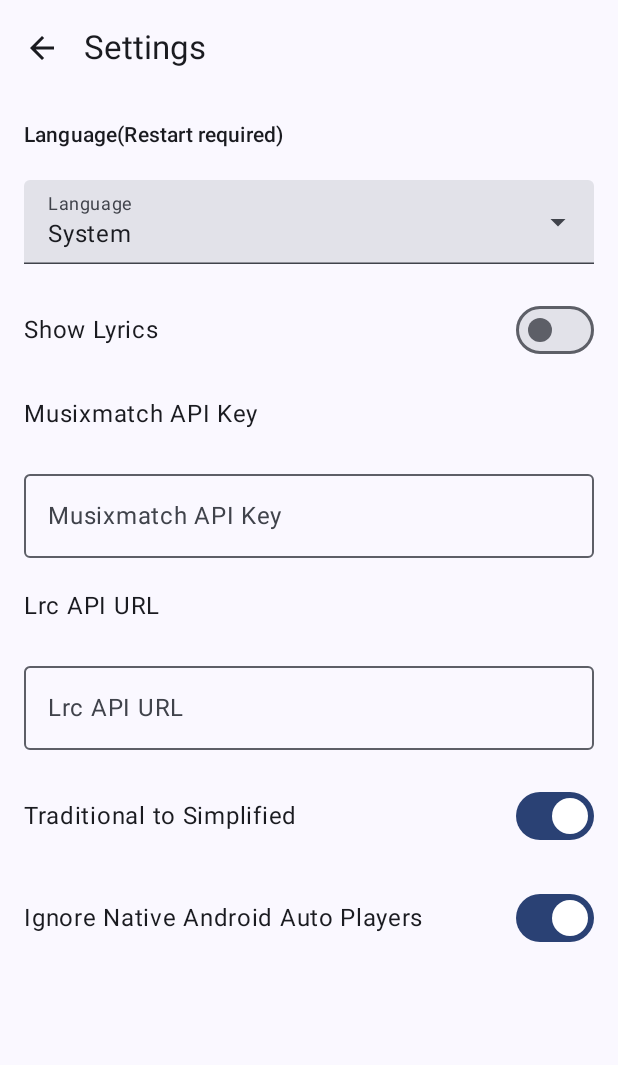
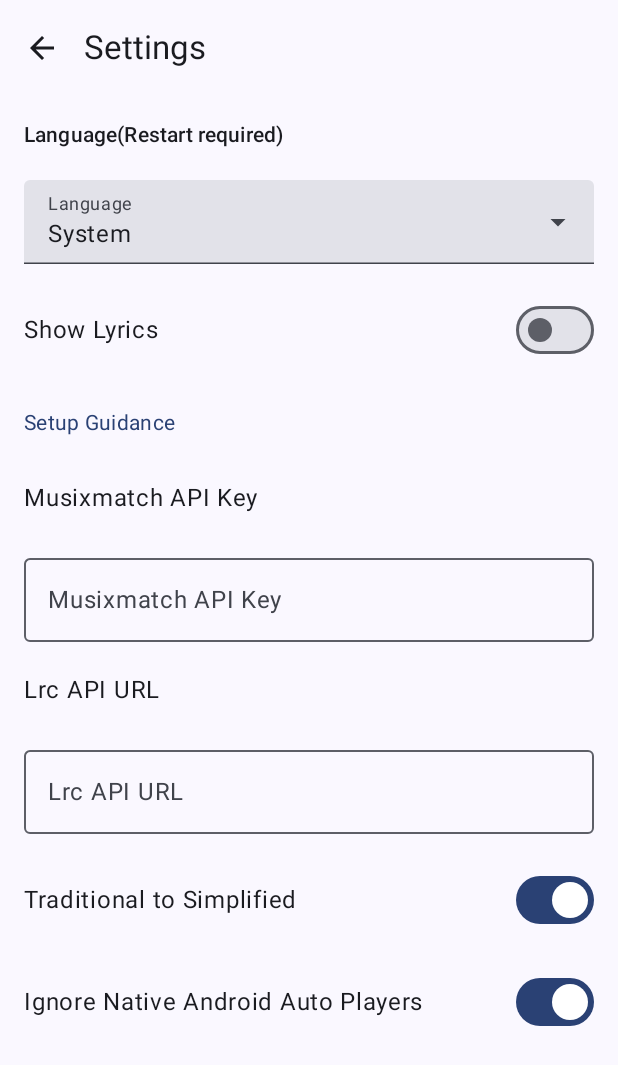
Before and after one commit to gululu1235/AAMediaMate, an Android app built with Jetpack Compose: the composable SettingsScreen shown on its own in the app's theme, on a phone screen of 412 x 824 dp. Shown: the top 1065 px of the screen. Run offline under Robolectric (Android 15) with nearby library versions, the phone set to English and light mode, and no system bars.

Commit message:
Prepare for publish

```diff
--- a/app/build.gradle.kts
+++ b/app/build.gradle.kts
@@ -15,7 +15,7 @@ android {
         minSdk = 29
         targetSdk = 35
         versionCode = 1
-        versionName = "0.7.1"
+        versionName = "0.8.0"
 
         testInstrumentationRunner = "androidx.test.runner.AndroidJUnitRunner"
     }
--- a/app/src/main/java/com/gululu/aamediamate/ui/SettingsScreen.kt
+++ b/app/src/main/java/com/gululu/aamediamate/ui/SettingsScreen.kt
@@ -3,7 +3,9 @@
 package com.gululu.aamediamate.ui
 
 import android.content.Intent
+import android.net.Uri
 import androidx.activity.compose.BackHandler
+import androidx.compose.foundation.clickable
 import androidx.compose.foundation.layout.*
 import androidx.compose.material.icons.Icons
 import androidx.compose.material.icons.automirrored.filled.ArrowBack
@@ -11,6 +13,7 @@ import androidx.compose.material3.*
 import androidx.compose.runtime.*
 import androidx.compose.ui.Alignment
 import androidx.compose.ui.Modifier
+import androidx.compose.ui.graphics.Color
 import androidx.compose.ui.platform.LocalContext
 import androidx.compose.ui.res.stringResource
 import androidx.compose.ui.text.input.VisualTransformation
@@ -121,6 +124,20 @@ fun SettingsScreen(onBack: () -> Unit) {
                 )
             }
 
+            // Setup Guidance Link
+            val setupGuidanceUrl = stringResource(id = R.string.setup_guidance_url)
+            Text(
+                text = stringResource(id = R.string.setup_guidance),
+                color = MaterialTheme.colorScheme.primary,
+                style = MaterialTheme.typography.bodyMedium,
+                modifier = Modifier
+                    .clickable {
+                        val intent = Intent(Intent.ACTION_VIEW, Uri.parse(setupGuidanceUrl))
+                        context.startActivity(intent)
+                    }
+                    .padding(vertical = 8.dp)
+            )
+
             if (showLyricsConfirmationDialog) {
                 AlertDialog(
                     onDismissRequest = { showLyricsConfirmationDialog = false },
--- a/app/src/main/res/values/strings.xml
+++ b/app/src/main/res/values/strings.xml
@@ -66,4 +66,8 @@
     <string name="no_bridged_apps">No apps have been bridged yet</string>
     <string name="lyrics_enabled">Lyrics enabled</string>
     <string name="lyrics_disabled">Lyrics disabled</string>
+
+    <!--Setup Guidance-->
+    <string name="setup_guidance">Setup Guidance</string>
+    <string name="setup_guidance_url">https://github.com/gululu1235/AAMediaMate/blob/main/README_en.md#%EF%B8%8F-lyrics-configuration</string>
 </resources>
```
Also changed, not shown: 5 other files.
